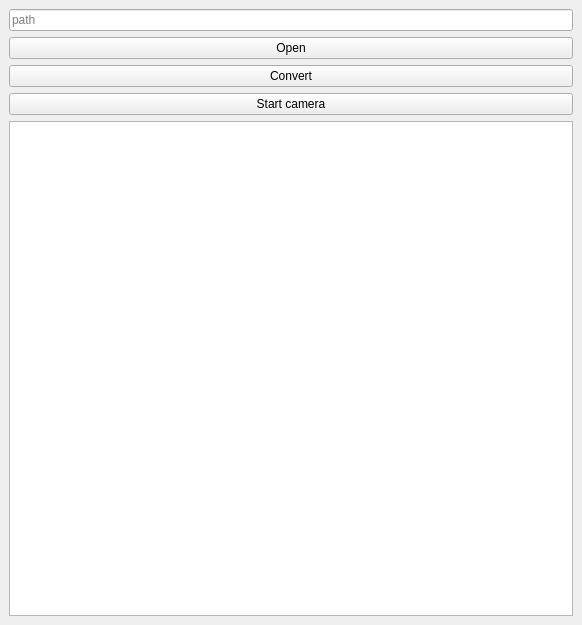
Old version of the form mainwindow.ui in the repository peon12345/WebCameraASCII.
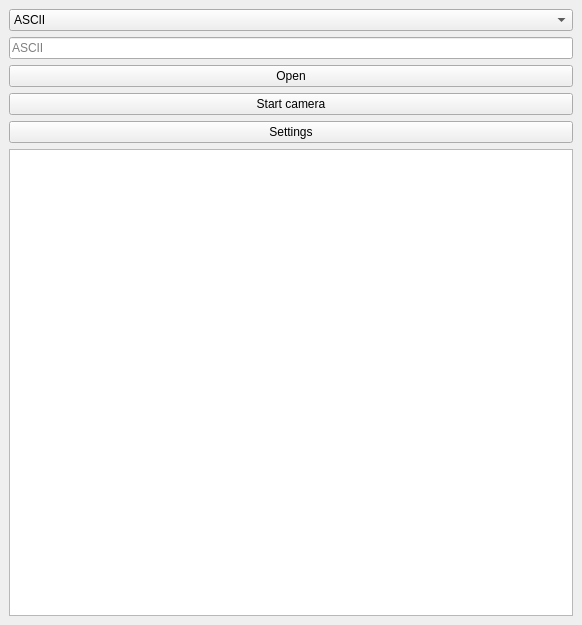
New version of the form.

```diff
--- a/mainwindow.ui
+++ b/mainwindow.ui
@@ -20,9 +20,18 @@
       <item>
        <layout class="QVBoxLayout" name="verticalLayout">
         <item>
-         <widget class="QLineEdit" name="lineEditPath">
+         <widget class="QComboBox" name="comboBoxConvert">
+          <item>
+           <property name="text">
+            <string>ASCII</string>
+           </property>
+          </item>
+         </widget>
+        </item>
+        <item>
+         <widget class="QLineEdit" name="lineEditGradient">
           <property name="placeholderText">
-           <string>path</string>
+           <string>ASCII</string>
           </property>
          </widget>
         </item>
@@ -33,13 +42,6 @@
           </property>
          </widget>
         </item>
-        <item>
-         <widget class="QPushButton" name="startButton">
-          <property name="text">
-           <string>Convert</string>
-          </property>
-         </widget>
-        </item>
         <item>
          <widget class="QPushButton" name="cameraButton">
           <property name="text">
@@ -48,7 +50,14 @@
          </widget>
         </item>
         <item>
-         <widget class="QTextEdit" name="textEdit"/>
+         <widget class="QPushButton" name="settingsButton">
+          <property name="text">
+           <string>Settings</string>
+          </property>
+         </widget>
+        </item>
+        <item>
+         <widget class="QPlainTextEdit" name="plainTextEdit"/>
         </item>
        </layout>
       </item>
```
